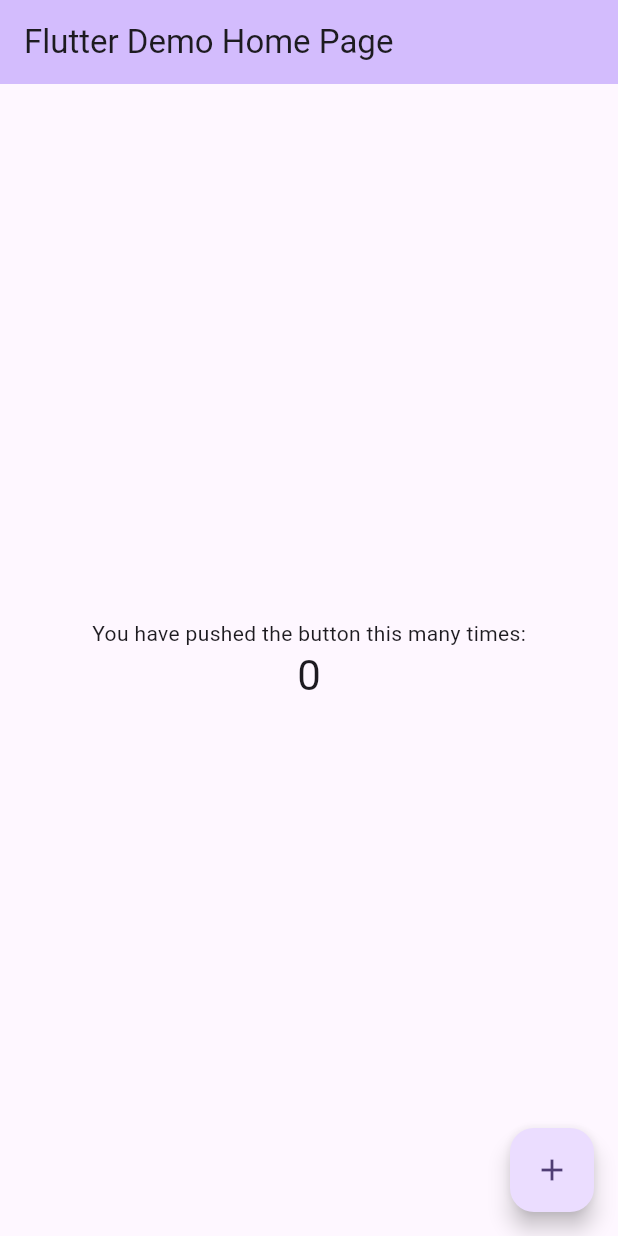
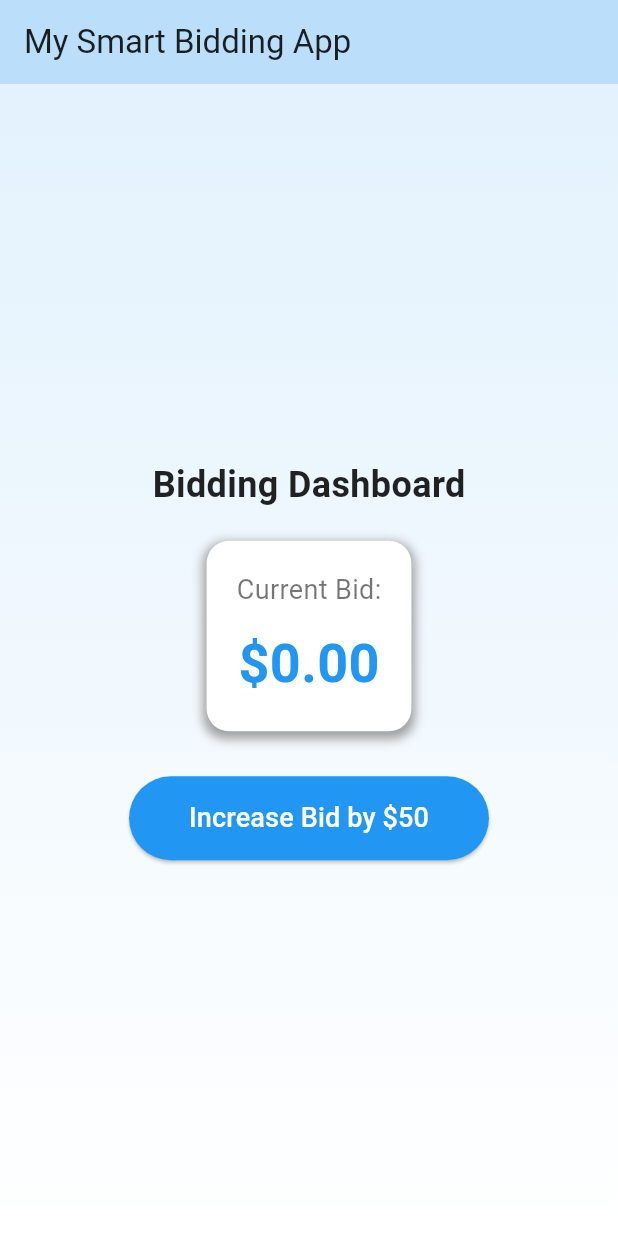
Before and after one commit to bilalfarid-1/assignment-1-flutter-dart, a Flutter app: the screen it shows after launch, on a phone screen of 412 x 824 dp. Run offline on Flutter 3.47's test engine with Material 3 defaults, Android fonts, the phone set to English and light mode, and no system bars.

Commit message:
Make app structure and enhance UI for bidding functionality

```diff
--- a/task1_flutter/lib/main.dart
+++ b/task1_flutter/lib/main.dart
@@ -7,116 +7,124 @@ void main() {
 class MyApp extends StatelessWidget {
   const MyApp({super.key});
 
-  // This widget is the root of your application.
   @override
   Widget build(BuildContext context) {
     return MaterialApp(
-      title: 'Flutter Demo',
+      title: 'Bidding App',
       theme: ThemeData(
-        // This is the theme of your application.
-        //
-        // TRY THIS: Try running your application with "flutter run". You'll see
-        // the application has a purple toolbar. Then, without quitting the app,
-        // try changing the seedColor in the colorScheme below to Colors.green
-        // and then invoke "hot reload" (save your changes or press the "hot
-        // reload" button in a Flutter-supported IDE, or press "r" if you used
-        // the command line to start the app).
-        //
-        // Notice that the counter didn't reset back to zero; the application
-        // state is not lost during the reload. To reset the state, use hot
-        // restart instead.
-        //
-        // This works for code too, not just values: Most code changes can be
-        // tested with just a hot reload.
-        colorScheme: ColorScheme.fromSeed(seedColor: Colors.deepPurple),
+        colorScheme: ColorScheme.fromSeed(seedColor: Colors.blue),
+        useMaterial3: true,
       ),
-      home: const MyHomePage(title: 'Flutter Demo Home Page'),
+      home: const MaximumBid(),
     );
   }
 }
 
-class MyHomePage extends StatefulWidget {
-  const MyHomePage({super.key, required this.title});
-
-  // This widget is the home page of your application. It is stateful, meaning
-  // that it has a State object (defined below) that contains fields that affect
-  // how it looks.
-
-  // This class is the configuration for the state. It holds the values (in this
-  // case the title) provided by the parent (in this case the App widget) and
-  // used by the build method of the State. Fields in a Widget subclass are
-  // always marked "final".
-
-  final String title;
+class MaximumBid extends StatefulWidget {
+  const MaximumBid({super.key});
 
   @override
-  State<MyHomePage> createState() => _MyHomePageState();
+  State<MaximumBid> createState() => _MaximumBidState();
 }
 
-class _MyHomePageState extends State<MyHomePage> {
-  int _counter = 0;
+class _MaximumBidState extends State<MaximumBid> {
+  int currentBid = 0; // Starting bid
+  String productName = "Bidding Dashboard";
 
-  void _incrementCounter() {
+  void _increaseBid() {
     setState(() {
-      // This call to setState tells the Flutter framework that something has
-      // changed in this State, which causes it to rerun the build method below
-      // so that the display can reflect the updated values. If we changed
-      // _counter without calling setState(), then the build method would not be
-      // called again, and so nothing would appear to happen.
-      _counter++;
+      currentBid += 50;
     });
   }
 
   @override
   Widget build(BuildContext context) {
-    // This method is rerun every time setState is called, for instance as done
-    // by the _incrementCounter method above.
-    //
-    // The Flutter framework has been optimized to make rerunning build methods
-    // fast, so that you can just rebuild anything that needs updating rather
-    // than having to individually change instances of widgets.
     return Scaffold(
       appBar: AppBar(
-        // TRY THIS: Try changing the color here to a specific color (to
-        // Colors.amber, perhaps?) and trigger a hot reload to see the AppBar
-        // change color while the other colors stay the same.
-        backgroundColor: Theme.of(context).colorScheme.inversePrimary,
-        // Here we take the value from the MyHomePage object that was created by
-        // the App.build method, and use it to set our appbar title.
-        title: Text(widget.title),
+        backgroundColor: Colors.blue.shade100,
+        title: const Text(
+          'My Smart Bidding App',
+          style: TextStyle(color: Colors.black87),
         ),
-      body: Center(
-        // Center is a layout widget. It takes a single child and positions it
-        // in the middle of the parent.
+      ),
+      body: Container(
+        decoration: BoxDecoration(
+          gradient: LinearGradient(
+            begin: Alignment.topCenter,
+            end: Alignment.bottomCenter,
+            colors: [Colors.blue.shade50, Colors.white],
+          ),
+        ),
+        child: Center(
           child: Column(
-          // Column is also a layout widget. It takes a list of children and
-          // arranges them vertically. By default, it sizes itself to fit its
-          // children horizontally, and tries to be as tall as its parent.
-          //
-          // Column has various properties to control how it sizes itself and
-          // how it positions its children. Here we use mainAxisAlignment to
-          // center the children vertically; the main axis here is the vertical
-          // axis because Columns are vertical (the cross axis would be
-          // horizontal).
-          //
-          // TRY THIS: Invoke "debug painting" (choose the "Toggle Debug Paint"
-          // action in the IDE, or press "p" in the console), to see the
-          // wireframe for each widget.
             mainAxisAlignment: MainAxisAlignment.center,
-          children: <Widget>[
-            const Text('You have pushed the button this many times:'),
+            children: [
+              // Product Name
               Text(
-              '$_counter',
-              style: Theme.of(context).textTheme.headlineMedium,
+                productName,
+                style: const TextStyle(
+                  fontSize: 24,
+                  fontWeight: FontWeight.bold,
+                  color: Colors.black87,
+                ),
+              ),
+              const SizedBox(height: 20),
+              // Current Bid Display
+              Container(
+                padding: const EdgeInsets.all(20),
+                decoration: BoxDecoration(
+                  color: Colors.white,
+                  borderRadius: BorderRadius.circular(15),
+                  boxShadow: [
+                    BoxShadow(
+                      color: Colors.grey,
+                      spreadRadius: 2,
+                      blurRadius: 5,
+                      offset: const Offset(0, 3),
+                    ),
+                  ],
+                ),
+                child: Column(
+                  children: [
+                    const Text(
+                      'Current Bid:',
+                      style: TextStyle(fontSize: 18, color: Colors.black54),
+                    ),
+                    const SizedBox(height: 10),
+                    Text(
+                      '\$${currentBid.toStringAsFixed(2)}',
+                      style: const TextStyle(
+                        fontSize: 36,
+                        fontWeight: FontWeight.bold,
+                        color: Colors.blue,
+                      ),
                     ),
                   ],
                 ),
               ),
-      floatingActionButton: FloatingActionButton(
-        onPressed: _incrementCounter,
-        tooltip: 'Increment',
-        child: const Icon(Icons.add),
-      ), // This trailing comma makes auto-formatting nicer for build methods.
+              const SizedBox(height: 30),
+              // Bid Button
+              ElevatedButton(
+                onPressed: _increaseBid,
+                style: ElevatedButton.styleFrom(
+                  padding: const EdgeInsets.symmetric(
+                    horizontal: 40,
+                    vertical: 15,
+                  ),
+                  backgroundColor: Colors.blue,
+                  shape: RoundedRectangleBorder(
+                    borderRadius: BorderRadius.circular(30),
+                  ),
+                ),
+                child: const Text(
+                  'Increase Bid by \$50',
+                  style: TextStyle(fontSize: 18, color: Colors.white),
+                ),
+              ),
+            ],
+          ),
+        ),
+      ),
     );
   }
 }
```
Lines whose indentation alone changed are shown as unchanged.
